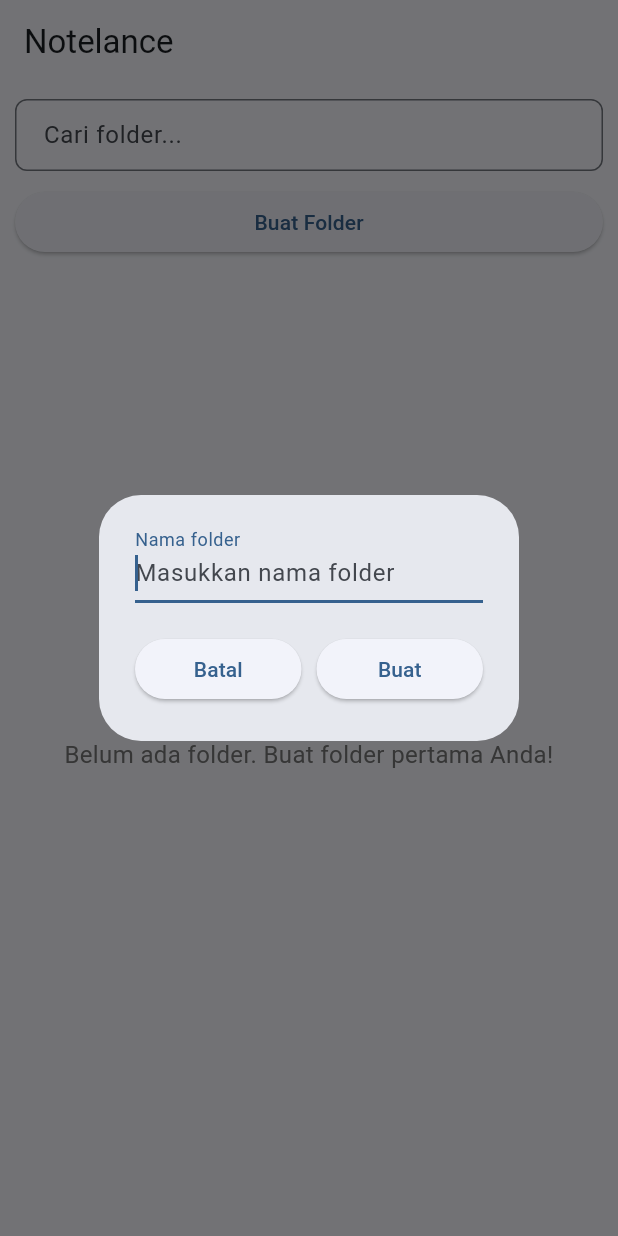
After one commit to novilfahlevy/notelance, a Flutter app: the screen it shows after launch, after a tap on "Buat Folder", on a phone screen of 412 x 824 dp. The commit adds this screen. Run offline on Flutter 3.47's test engine with Material 3 defaults, Android fonts, the phone set to English and light mode, and no system bars; our stand-ins replace logger, sqflite, sqflite_common_ffi; accounts and stored records are empty.

Commit message:
tampilkan, cari, dan tambah folder (pakai sqllite)

```diff
--- /dev/null
+++ b/lib/add_folder_dialog.dart
@@ -0,0 +1,124 @@
+import 'package:flutter/material.dart';
+import 'package:notelance/models/folder.dart';
+import 'package:notelance/sqllite.dart';
+import 'package:logger/logger.dart';
+import 'package:sqflite/sqflite.dart';
+
+var logger = Logger();
+
+class AddFolderDialog extends StatefulWidget {
+  const AddFolderDialog({ super.key, required this.onAdded });
+
+  final Function(Folder folder) onAdded;
+
+  @override
+  State<AddFolderDialog> createState() => _AddFolderDialogState();
+}
+
+class _AddFolderDialogState extends State<AddFolderDialog> {
+  final TextEditingController _folderNameController = TextEditingController();
+  bool _isLoading = false;
+
+  Future<void> _addFolder(String folderName) async {
+    if (database == null || folderName.trim().isEmpty) return;
+
+    setState(() {
+      _isLoading = true;
+    });
+
+    try {
+      final int id = await database!.insert(
+        'Folders',
+        { 'name': folderName.trim() },
+        conflictAlgorithm: ConflictAlgorithm.replace,
+      );
+
+      final newFolder = Folder(id: id, name: folderName.trim());
+      widget.onAdded(newFolder);
+
+      logger.d('Folder added successfully: ${newFolder.toString()}');
+    } catch (e) {
+      logger.e('Error adding folder: ${e.toString()}');
+
+      // Show error snackbar
+      if (mounted) {
+        ScaffoldMessenger.of(context).showSnackBar(
+          SnackBar(
+            content: Text('Gagal menambahkan folder: ${e.toString()}'),
+            backgroundColor: Colors.red,
+          ),
+        );
+      }
+    } finally {
+      if (mounted) {
+        setState(() {
+          _isLoading = false;
+        });
+      }
+    }
+  }
+
+  @override
+  void dispose() {
+    _folderNameController.dispose();
+    super.dispose();
+  }
+
+  @override
+  Widget build(BuildContext context) {
+    return AlertDialog(
+      content: Column(
+        mainAxisSize: MainAxisSize.min,
+        children: [
+          TextField(
+            controller: _folderNameController,
+            decoration: InputDecoration(
+              floatingLabelBehavior: FloatingLabelBehavior.always,
+              labelText: 'Nama folder',
+              hintText: 'Masukkan nama folder',
+              enabled: !_isLoading,
+            ),
+            autofocus: true,
+            textCapitalization: TextCapitalization.words,
+            onSubmitted: (value) async {
+              if (value.trim().isNotEmpty && !_isLoading) {
+                await _addFolder(value);
+                if (mounted) Navigator.pop(context);
+              }
+            },
+          ),
+          SizedBox(height: 20),
+          Row(
+            mainAxisAlignment: MainAxisAlignment.center,
+            children: [
+              Expanded(
+                child: ElevatedButton(
+                  onPressed: _isLoading ? null : () => Navigator.pop(context),
+                  child: Text('Batal'),
+                ),
+              ),
+              SizedBox(width: 10),
+              Expanded(
+                child: ElevatedButton(
+                  onPressed: _isLoading ? null : () async {
+                    if (_folderNameController.text.trim().isNotEmpty) {
+                      await _addFolder(_folderNameController.text);
+                      if (mounted) Navigator.pop(context);
+                    }
+                  },
+                  child: _isLoading
+                      ? SizedBox(
+                    height: 16,
+                    width: 16,
+                    child: CircularProgressIndicator(strokeWidth: 2),
+                  )
+                      : Text('Buat'),
+                ),
+              ),
+            ],
+          )
+        ],
+      ),
+    );
+  }
+}
--- a/lib/main.dart
+++ b/lib/main.dart
@@ -1,6 +1,13 @@
 import 'package:flutter/material.dart';
+import 'package:notelance/add_folder_dialog.dart';
+import 'package:notelance/models/folder.dart';
+import 'package:notelance/sqllite.dart';
+import 'package:logger/logger.dart';
 
-void main() {
+var logger = Logger();
+
+void main() async {
+  await loadSQLite();
   runApp(const Notelance());
 }
 
@@ -15,27 +22,61 @@ class _NotelanceState extends State<Notelance> {
   @override
   void initState() {
     super.initState();
+    _loadFolders();
 
-    _queriedFolders = List.from(_folders);
-
-    _searchController.addListener(() {
-      setState(() {
-        _queriedFolders = _folders
-          .where((folder) => folder['title'].toLowerCase().contains(_searchController.text.toLowerCase()))
-          .toList();
-      });
-    });
+    _searchController.addListener(() => _queryFolders());
   }
 
   final TextEditingController _searchController = TextEditingController();
 
-  final List<Map<String, dynamic>> _folders = [
-    { 'id': 1, 'title': 'Folder 1' },
-    { 'id': 2, 'title': 'Folder 2' },
-    { 'id': 3, 'title': 'Folder 3' },
-  ];
+  List<Folder> _folders = [];
+  List<Folder> _queriedFolders = [];
 
-  List<Map<String, dynamic>> _queriedFolders = [];
+  void _queryFolders() {
+    setState(() {
+      _queriedFolders = _folders
+          .where((folder) => folder.name.toLowerCase().contains(_searchController.text.toLowerCase()))
+          .toList();
+    });
+  }
+
+  // Load folders from database
+  Future<void> _loadFolders() async {
+    if (database == null) return;
+
+    try {
+      final List<Map<String, dynamic>> foldersFromDb = await database!.query('Folders');
+      setState(() {
+        _folders = foldersFromDb
+            .map((folderJson) => Folder.fromJson(folderJson))
+            .toList();
+
+        _queriedFolders = List.from(_folders);
+      });
+    } catch (e) {
+      logger.e(e.toString());
+    }
+  }
+
+  void _showAddFolderDialog(BuildContext context) async {
+    await showDialog(
+      context: context,
+      builder: (context) {
+        return AddFolderDialog(
+          onAdded: (folder) {
+            setState(() => _folders.add(folder));
+            _queryFolders();
+          },
+        );
+      },
+    );
+  }
+
+  @override
+  void dispose() {
+    _searchController.dispose();
+    super.dispose();
+  }
 
   @override
   Widget build(BuildContext context) {
@@ -49,19 +90,50 @@ class _NotelanceState extends State<Notelance> {
         appBar: AppBar(title: const Text('Notelance')),
         body: Column(
           children: [
-            TextField(
-              controller: _searchController,
-              decoration: InputDecoration(
-                contentPadding: EdgeInsets.only(left: 15, right: 15),
-                floatingLabelBehavior: FloatingLabelBehavior.never,
-                hintText: 'Cari folder...',
-                border: UnderlineInputBorder(
-                  borderRadius: BorderRadius.circular(0),
+            Padding(
+              padding: const EdgeInsets.all(10),
+              child: TextField(
+                controller: _searchController,
+                decoration: InputDecoration(
+                  contentPadding: EdgeInsets.only(left: 15, right: 15),
+                  floatingLabelBehavior: FloatingLabelBehavior.never,
+                  hintText: 'Cari folder...',
+                  border: OutlineInputBorder(
+                    borderRadius: BorderRadius.circular(8),
+                  ),
                 ),
               ),
             ),
+            SizedBox(
+              width: double.infinity,
+              child: Padding(
+                padding: const EdgeInsets.symmetric(horizontal: 10),
+                child: Builder(
+                    builder: (context) {
+                      return ElevatedButton(
+                        onPressed: () => _showAddFolderDialog(context),
+                        child: Text('Buat Folder'),
+                      );
+                    }
+                ),
+              ),
+            ),
+            SizedBox(height: 10),
             Expanded(
-              child: GridView.builder(
+              child: _queriedFolders.isEmpty
+                  ? Center(
+                child: Text(
+                  _folders.isEmpty
+                      ? 'Belum ada folder. Buat folder pertama Anda!'
+                      : 'Tidak ada folder yang cocok dengan pencarian.',
+                  style: TextStyle(
+                    fontSize: 16,
+                    color: Colors.grey[600],
+                  ),
+                  textAlign: TextAlign.center,
+                ),
+              )
+                  : GridView.builder(
                 padding: const EdgeInsets.all(12),
                 gridDelegate: const SliverGridDelegateWithFixedCrossAxisCount(
                   crossAxisCount: 2,
@@ -71,6 +143,7 @@ class _NotelanceState extends State<Notelance> {
                 ),
                 itemCount: _queriedFolders.length,
                 itemBuilder: (context, index) {
+                  final folder = _queriedFolders[index];
                   return Card(
                     shape: RoundedRectangleBorder(
                       borderRadius: BorderRadius.circular(12),
@@ -79,8 +152,32 @@ class _NotelanceState extends State<Notelance> {
                       borderRadius: BorderRadius.circular(12),
                       onTap: () {
                         // Handle folder tap
+                        print('Tapped folder: ${folder.name} (ID: ${folder.id})');
                       },
-                      child: ListTile(title: Text(_queriedFolders[index]['title'])),
+                      child: Padding(
+                        padding: const EdgeInsets.all(12),
+                        child: Column(
+                          mainAxisAlignment: MainAxisAlignment.center,
+                          children: [
+                            Icon(
+                              Icons.folder,
+                              size: 48,
+                              color: Theme.of(context).primaryColor,
+                            ),
+                            SizedBox(height: 8),
+                            Text(
+                              folder.name,
+                              style: TextStyle(
+                                fontSize: 16,
+                                fontWeight: FontWeight.w500,
+                              ),
+                              textAlign: TextAlign.center,
+                              maxLines: 2,
+                              overflow: TextOverflow.ellipsis,
+                            ),
+                          ],
+                        ),
+                      ),
                     ),
                   );
                 },
--- /dev/null
+++ b/lib/models/folder.dart
@@ -0,0 +1,48 @@
+class Folder {
+  int id;
+  String name;
+
+  Folder({
+    required this.id,
+    required this.name,
+  });
+
+  factory Folder.fromJson(Map<String, dynamic> json) => Folder(
+    id: json["id"],
+    name: json["name"],
+  );
+
+  Map<String, dynamic> toJson() => {
+    "id": id,
+    "name": name,
+  };
+
+  // Override toString for better debugging
+  @override
+  String toString() {
+    return 'Folder{id: $id, name: $name}';
+  }
+
+  // Override equality operators for better comparison
+  @override
+  bool operator ==(Object other) =>
+      identical(this, other) ||
+          other is Folder &&
+              runtimeType == other.runtimeType &&
+              id == other.id &&
+              name == other.name;
+
+  @override
+  int get hashCode => id.hashCode ^ name.hashCode;
+
+  // Helper method to create a copy with updated values
+  Folder copyWith({
+    int? id,
+    String? name,
+  }) {
+    return Folder(
+      id: id ?? this.id,
+      name: name ?? this.name,
+    );
+  }
+}
--- /dev/null
+++ b/lib/sqllite.dart
@@ -0,0 +1,35 @@
+import 'dart:io';
+import 'package:sqflite_common_ffi/sqflite_ffi.dart';
+import 'package:path/path.dart';
+import 'package:logger/logger.dart';
+
+// Global database instance
+Database? database;
+
+var logger = Logger();
+
+Future<void> loadSQLite() async {
+  try {
+    if (Platform.isWindows || Platform.isLinux) {
+      // Initialize FFI
+      sqfliteFfiInit();
+    }
+
+    // Change the default factory. On iOS/Android, if not using `sqlite_flutter_lib` you can forget
+    // this step, it will use the sqlite version available on the system.
+    databaseFactory = databaseFactoryFfi;
+
+    var databasesPath = await getDatabasesPath();
+    String path = join(databasesPath, 'main.db');
+
+    database ??= await openDatabase(path, version: 1,
+      onCreate: (Database db, int version) async {
+        // When creating the db, create the table
+        String query = 'CREATE TABLE Folders (id INTEGER PRIMARY KEY AUTOINCREMENT, name TEXT)';
+        await db.execute(query);
+      },
+    );
+  } catch (e) {
+    logger.e(e.toString());
+  }
+}
--- a/pubspec.yaml
+++ b/pubspec.yaml
@@ -33,7 +33,12 @@ dependencies:
 
   # The following adds the Cupertino Icons font to your application.
   # Use with the CupertinoIcons class for iOS style icons.
+  sqflite: ^2.4.2
+  path: ^1.9.1
   cupertino_icons: ^1.0.8
+  sqflite_common_ffi: ^2.3.6
+  sqlite3_flutter_libs: ^0.5.37
+  logger: ^2.6.1
 
 dev_dependencies:
   flutter_test:
```
Also changed, not shown: pubspec.lock, 5 other files.
